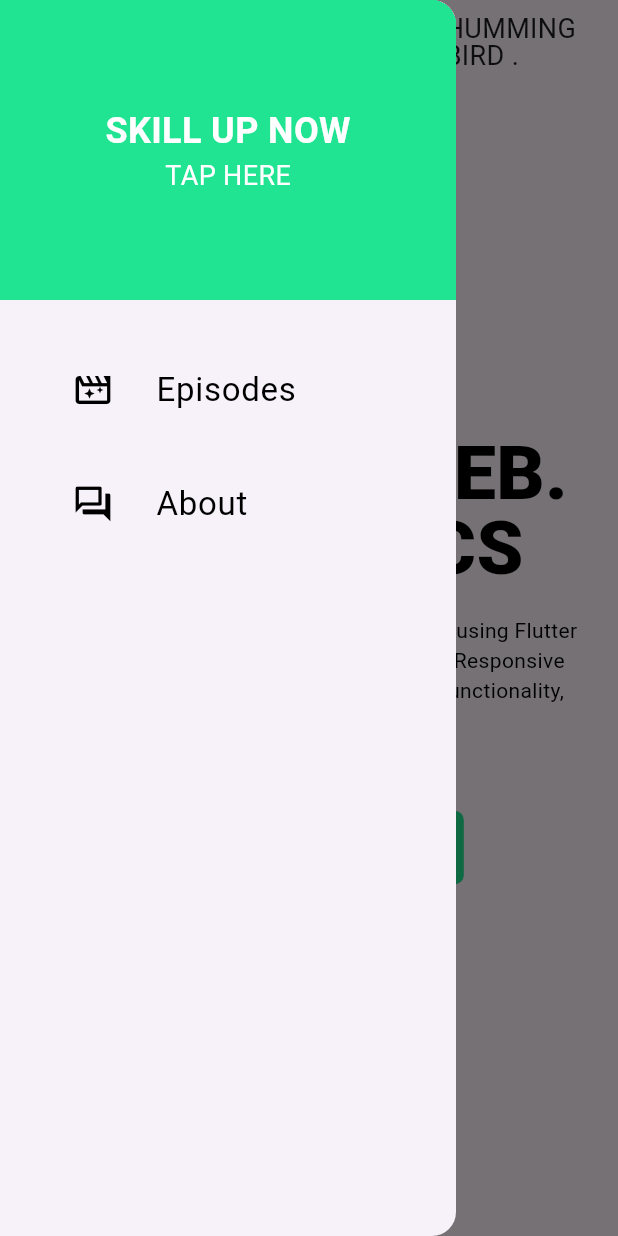
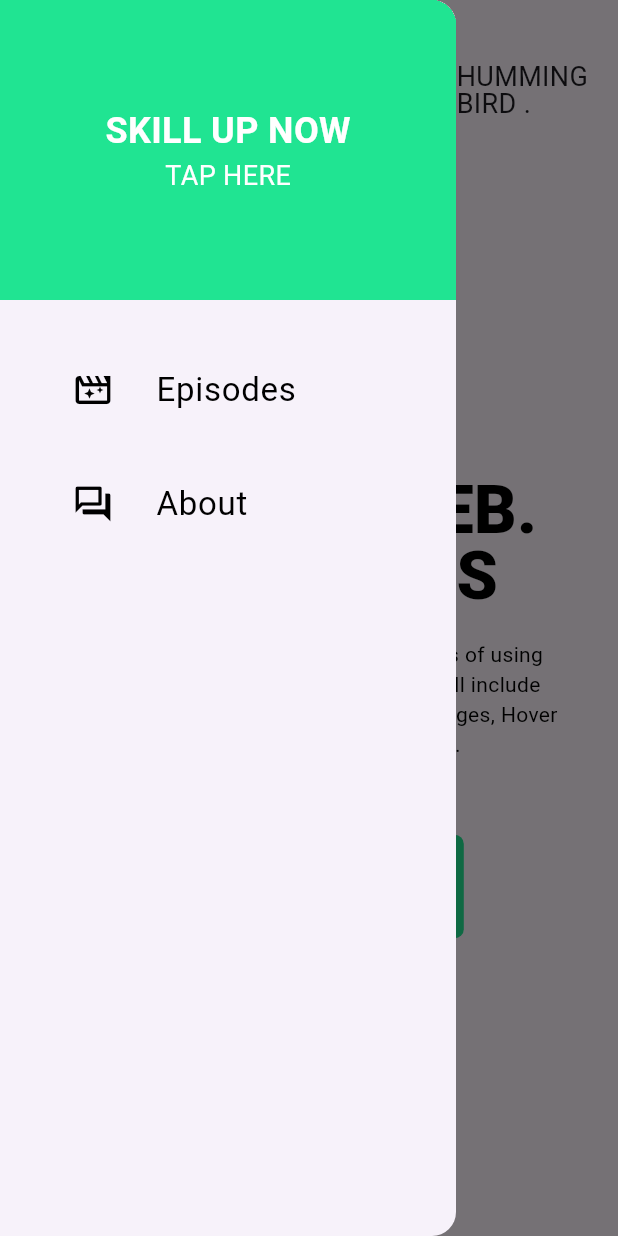
Before and after one commit to shiponirfan/flutter_responsive_design_ostad, a Flutter app: the screen it shows after launch, in the side drawer, after a tap on "Join course", on a phone screen of 412 x 824 dp. Run offline on Flutter 3.47's test engine with Material 3 defaults, Android fonts, the phone set to English and light mode, and no system bars; missing offline and left inert: window_manager.

Commit message:
Responsive Design Completed For All Device

```diff
--- a/lib/main.dart
+++ b/lib/main.dart
@@ -1,7 +1,26 @@
+import 'dart:io';
+
 import 'package:flutter/material.dart';
 import 'package:flutter_responsive_design_ostad/presentation/screens/home_screen.dart';
+import 'package:window_manager/window_manager.dart';
 
-void main() {
+void main() async {
+  WidgetsFlutterBinding.ensureInitialized();
+  if (Platform.isWindows || Platform.isLinux || Platform.isMacOS) {
+    await windowManager.ensureInitialized();
+    WindowOptions windowOptions = const WindowOptions(
+        minimumSize: Size(400, 600),
+        center: true,
+        title: 'Responsive Design APP');
+    windowManager.waitUntilReadyToShow(
+      windowOptions,
+      () async {
+        await windowManager.show();
+        await windowManager.focus();
+      },
+    );
+  }
+
   runApp(const ResponsiveDesignApp());
 }
 
--- a/lib/presentation/screens/home_screen.dart
+++ b/lib/presentation/screens/home_screen.dart
@@ -1,6 +1,10 @@
 import 'package:flutter/material.dart';
-import 'package:flutter_responsive_design_ostad/utils/app_colors.dart';
+import 'package:flutter_responsive_design_ostad/utils/screen_utils.dart';
+import 'package:flutter_responsive_design_ostad/widgets/app_logo_text.dart';
+import 'package:flutter_responsive_design_ostad/widgets/app_text_button.dart';
+import 'package:flutter_responsive_design_ostad/widgets/mobile_drawer_menu.dart';
 import 'package:flutter_responsive_design_ostad/widgets/responsive_builder.dart';
+import '../../widgets/tablet_desktop_appbar.dart';
 
 class HomeScreen extends StatefulWidget {
   const HomeScreen({super.key});
@@ -13,140 +17,109 @@ class _HomeScreenState extends State<HomeScreen> {
   @override
   Widget build(BuildContext context) {
     return ResponsiveBuilder(
-        mobile: Scaffold(
-          appBar: AppBar(actions: [
+        mobile: _mobileAppContent(),
+        tablet: _tabletAppContent(),
+        desktop: _desktopAppContent());
+  }
+
+  Widget _mobileAppContent() {
+    return Scaffold(
+      appBar: AppBar(toolbarHeight: 120, actions: const [
         Padding(
-              padding: const EdgeInsets.only(right: 28),
-              child: Text(
-                'Humming\nBird .'.toUpperCase(),
-                style: const TextStyle(fontSize: 18, height: 1),
-              ),
+          padding: EdgeInsets.only(right: 20),
+          child: AppLogoText(),
         )
       ]),
-          drawer: Drawer(
-            child: Column(
+      drawer: const MobileDrawerMenu(),
+      body: _mobileTabletContentDesign(),
+    );
+  }
+
+  Widget _tabletAppContent() {
+    return Scaffold(
+      appBar: const TabletDesktopAppBar(),
+      body: _mobileTabletContentDesign(),
+    );
+  }
+
+  Widget _desktopAppContent() {
+    return Scaffold(
+      appBar: const TabletDesktopAppBar(),
+      body: Padding(
+        padding: const EdgeInsets.all(100),
+        child: Row(
+          mainAxisAlignment: MainAxisAlignment.spaceBetween,
           crossAxisAlignment: CrossAxisAlignment.center,
           children: [
-                Container(
-                  color: AppColors.primaryColor,
-                  height: 200,
-                  width: double.infinity,
-                  child: SafeArea(
-                    child: Column(
-                      mainAxisAlignment: MainAxisAlignment.center,
-                      crossAxisAlignment: CrossAxisAlignment.center,
-                      children: [
-                        Text(
-                          'Skill Up Now'.toUpperCase(),
-                          style: const TextStyle(
-                            color: Colors.white,
-                            fontWeight: FontWeight.w700,
-                            fontSize: 24,
+            _bodyContentText(
+              textCenter: TextAlign.left,
+              alignment: CrossAxisAlignment.start,
+              headingSize: 64,
+              bodySize: 20,
             ),
-                        ),
-                        Text(
-                          'Tap Here'.toUpperCase(),
-                          style: const TextStyle(
-                            color: Colors.white,
-                            fontWeight: FontWeight.w400,
-                            fontSize: 18,
-                          ),
-                        ),
+            const AppTextButton(),
           ],
         ),
       ),
-                ),
-                const Padding(
-                  padding: EdgeInsets.all(32),
-                  child: Column(
-                    children: [
-                      ListTile(
-                        title: Text(
-                          'Episodes',
-                          style: TextStyle(fontSize: 22, color: Colors.black),
-                        ),
-                        leading: Icon(
-                          Icons.movie_filter_outlined,
-                          size: 28,
-                          color: Colors.black,
-                        ),
-                        minLeadingWidth: 40,
-                      ),
-                      SizedBox(
-                        height: 20,
-                      ),
-                      ListTile(
-                        title: Text(
-                          'About',
-                          style: TextStyle(fontSize: 22, color: Colors.black),
-                        ),
-                        leading: Icon(
-                          Icons.question_answer_outlined,
-                          size: 28,
-                          color: Colors.black,
-                        ),
-                        minLeadingWidth: 40,
-                      ),
-                    ],
-                  ),
-                ),
-              ],
-            ),
-          ),
-          body: Center(
+    );
+  }
+
+  Widget _mobileTabletContentDesign() {
+    final size = MediaQuery.of(context).size;
+    final DeviceType deviceType = ScreenUtils.getDeviceType(size.width);
+    return Center(
       child: Padding(
         padding: const EdgeInsets.all(20),
         child: Column(
           mainAxisAlignment: MainAxisAlignment.center,
           crossAxisAlignment: CrossAxisAlignment.center,
           children: [
+            _bodyContentText(
+                textCenter: TextAlign.center,
+                alignment: CrossAxisAlignment.center,
+                headingSize: deviceType == DeviceType.tablet ? 60 : 44,
+                bodySize: deviceType == DeviceType.tablet ? 18 : 14),
+            const SizedBox(
+              height: 50,
+            ),
+            const AppTextButton(),
+          ],
+        ),
+      ),
+    );
+  }
+
+  Widget _bodyContentText(
+      {required TextAlign textCenter,
+      required CrossAxisAlignment alignment,
+      required double headingSize,
+      required double bodySize}) {
+    return Column(
+      mainAxisAlignment: MainAxisAlignment.center,
+      crossAxisAlignment: alignment,
+      children: [
         Text(
           'Flutter Web.\nThe Basics'.toUpperCase(),
-                    style: const TextStyle(
+          style: TextStyle(
             color: Colors.black,
-                      fontSize: 50,
+            fontSize: headingSize,
             fontWeight: FontWeight.w900,
             height: 1,
           ),
-                    textAlign: TextAlign.center,
+          textAlign: textCenter,
         ),
         const SizedBox(
           height: 20,
         ),
-                  const Text(
-                    'In this course we will go over the basics of using Flutter Web for development. Topics will include Responsive Layout, Deploying, Font Changes, Hover functionality, Modals and more.',
+        Text(
+          'In this course we will go over the basics of using\nFlutter Web for development. Topics will include\nResponsive Layout, Deploying, Font Changes, Hover\nfunctionality, Modals and more.',
           style: TextStyle(
             color: Colors.black,
+            fontSize: bodySize,
           ),
-                    textAlign: TextAlign.center,
-                  ),
-                  const SizedBox(
-                    height: 50,
-                  ),
-                  TextButton(
-                    style: ButtonStyle(
-                      backgroundColor:
-                          WidgetStateProperty.all(AppColors.primaryColor),
-                      shape: WidgetStatePropertyAll(RoundedRectangleBorder(
-                          borderRadius: BorderRadius.circular(6))),
-                      padding: const WidgetStatePropertyAll(
-                          EdgeInsets.symmetric(horizontal: 50, vertical: 10)),
-                    ),
-                    onPressed: () {},
-                    child: const Text(
-                      'Join course',
-                      style: TextStyle(
-                        fontWeight: FontWeight.w600,
-                        fontSize: 20,
-                        color: Colors.white,
-                      ),
-                    ),
+          textAlign: textCenter,
         ),
       ],
-              ),
-            ),
-          ),
-        ),
-        desktop: Scaffold());
+    );
   }
 }
--- /dev/null
+++ b/lib/widgets/app_logo_text.dart
@@ -0,0 +1,15 @@
+import 'package:flutter/material.dart';
+
+class AppLogoText extends StatelessWidget {
+  const AppLogoText({
+    super.key,
+  });
+
+  @override
+  Widget build(BuildContext context) {
+    return Text(
+      'Humming\nBird .'.toUpperCase(),
+      style: const TextStyle(fontSize: 18, height: 1),
+    );
+  }
+}
--- /dev/null
+++ b/lib/widgets/app_text_button.dart
@@ -0,0 +1,31 @@
+import 'package:flutter/material.dart';
+
+import '../utils/app_colors.dart';
+
+class AppTextButton extends StatelessWidget {
+  const AppTextButton({
+    super.key,
+  });
+
+  @override
+  Widget build(BuildContext context) {
+    return TextButton(
+      style: ButtonStyle(
+        backgroundColor: WidgetStateProperty.all(AppColors.primaryColor),
+        shape: WidgetStatePropertyAll(
+            RoundedRectangleBorder(borderRadius: BorderRadius.circular(6))),
+        padding: const WidgetStatePropertyAll(
+            EdgeInsets.symmetric(horizontal: 50, vertical: 20)),
+      ),
+      onPressed: () {},
+      child: const Text(
+        'Join course',
+        style: TextStyle(
+          fontWeight: FontWeight.w600,
+          fontSize: 20,
+          color: Colors.white,
+        ),
+      ),
+    );
+  }
+}
--- /dev/null
+++ b/lib/widgets/mobile_drawer_menu.dart
@@ -0,0 +1,83 @@
+import 'package:flutter/material.dart';
+
+import '../utils/app_colors.dart';
+
+class MobileDrawerMenu extends StatelessWidget {
+  const MobileDrawerMenu({
+    super.key,
+  });
+
+  @override
+  Widget build(BuildContext context) {
+    return Drawer(
+      child: Column(
+        crossAxisAlignment: CrossAxisAlignment.center,
+        children: [
+          Container(
+            color: AppColors.primaryColor,
+            height: 200,
+            width: double.infinity,
+            child: SafeArea(
+              child: Column(
+                mainAxisAlignment: MainAxisAlignment.center,
+                crossAxisAlignment: CrossAxisAlignment.center,
+                children: [
+                  Text(
+                    'Skill Up Now'.toUpperCase(),
+                    style: const TextStyle(
+                      color: Colors.white,
+                      fontWeight: FontWeight.w700,
+                      fontSize: 24,
+                    ),
+                  ),
+                  Text(
+                    'Tap Here'.toUpperCase(),
+                    style: const TextStyle(
+                      color: Colors.white,
+                      fontWeight: FontWeight.w400,
+                      fontSize: 18,
+                    ),
+                  ),
+                ],
+              ),
+            ),
+          ),
+          const Padding(
+            padding: EdgeInsets.all(32),
+            child: Column(
+              children: [
+                ListTile(
+                  title: Text(
+                    'Episodes',
+                    style: TextStyle(fontSize: 22, color: Colors.black),
+                  ),
+                  leading: Icon(
+                    Icons.movie_filter_outlined,
+                    size: 28,
+                    color: Colors.black,
+                  ),
+                  minLeadingWidth: 40,
+                ),
+                SizedBox(
+                  height: 20,
+                ),
+                ListTile(
+                  title: Text(
+                    'About',
+                    style: TextStyle(fontSize: 22, color: Colors.black),
+                  ),
+                  leading: Icon(
+                    Icons.question_answer_outlined,
+                    size: 28,
+                    color: Colors.black,
+                  ),
+                  minLeadingWidth: 40,
+                ),
+              ],
+            ),
+          ),
+        ],
+      ),
+    );
+  }
+}
--- /dev/null
+++ b/lib/widgets/tablet_desktop_appbar.dart
@@ -0,0 +1,51 @@
+import 'package:flutter/material.dart';
+
+import 'app_logo_text.dart';
+
+class TabletDesktopAppBar extends StatelessWidget
+    implements PreferredSizeWidget {
+  const TabletDesktopAppBar({
+    super.key,
+  });
+
+  @override
+  Widget build(BuildContext context) {
+    return AppBar(
+        toolbarHeight: 120,
+        centerTitle: false,
+        title: const Padding(
+          padding: EdgeInsets.only(left: 50),
+          child: AppLogoText(),
+        ),
+        actions: [
+          Padding(
+            padding: const EdgeInsets.only(right: 50),
+            child: Row(
+              children: [
+                TextButton(
+                    onPressed: () {},
+                    child: const Text(
+                      'Episodes',
+                      style: TextStyle(
+                          fontSize: 22,
+                          color: Colors.black,
+                          fontWeight: FontWeight.w400),
+                    )),
+                TextButton(
+                    onPressed: () {},
+                    child: const Text(
+                      'About',
+                      style: TextStyle(
+                          fontSize: 22,
+                          color: Colors.black,
+                          fontWeight: FontWeight.w400),
+                    )),
+              ],
+            ),
+          ),
+        ]);
+  }
+
+  @override
+  Size get preferredSize => const Size.fromHeight(120);
+}
--- a/pubspec.yaml
+++ b/pubspec.yaml
@@ -35,6 +35,7 @@ dependencies:
   # The following adds the Cupertino Icons font to your application.
   # Use with the CupertinoIcons class for iOS style icons.
   cupertino_icons: ^1.0.8
+  window_manager: ^0.4.2
 
 dev_dependencies:
   flutter_test:
```
Also changed, not shown: pubspec.lock, 14 other files. Lines whose indentation alone changed are shown as unchanged.
